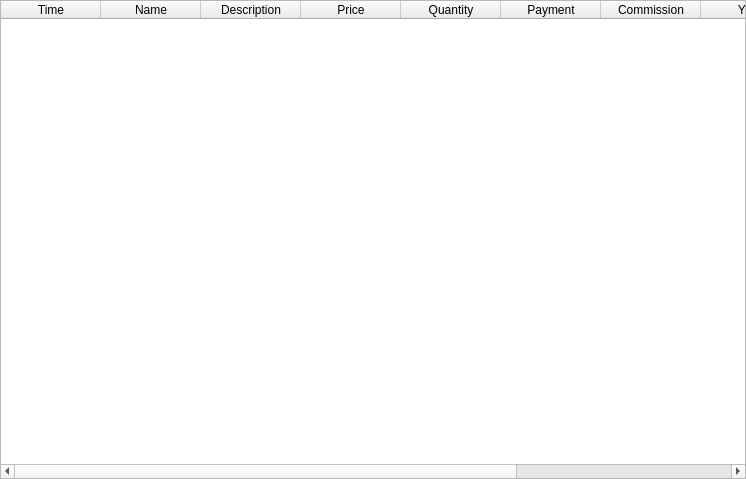
Gris87/TInvestor, file app/src/widgets/operationstablewidget/operationstablewidget.ui: the form before one commit.
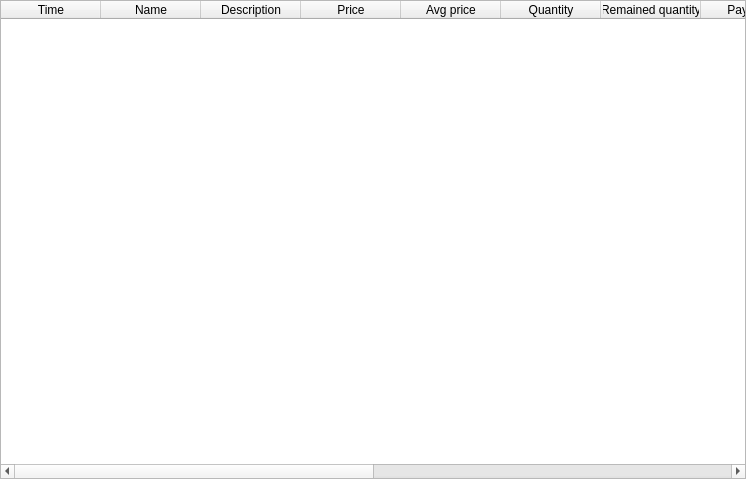
The form after the commit.

Diff of the .ui file:
```diff
--- a/app/src/widgets/operationstablewidget/operationstablewidget.ui
+++ b/app/src/widgets/operationstablewidget/operationstablewidget.ui
@@ -38,7 +38,7 @@
       <enum>QAbstractItemView::SelectionBehavior::SelectRows</enum>
      </property>
      <property name="columnCount">
-      <number>10</number>
+      <number>14</number>
      </property>
      <attribute name="horizontalHeaderShowSortIndicator" stdset="0">
       <bool>true</bool>
@@ -63,11 +63,21 @@
        <string>Price</string>
       </property>
      </column>
+     <column>
+      <property name="text">
+       <string>Avg price</string>
+      </property>
+     </column>
      <column>
       <property name="text">
        <string>Quantity</string>
       </property>
      </column>
+     <column>
+      <property name="text">
+       <string>Remained quantity</string>
+      </property>
+     </column>
      <column>
       <property name="text">
        <string>Payment</string>
@@ -83,6 +93,16 @@
        <string>Yield</string>
       </property>
      </column>
+     <column>
+      <property name="text">
+       <string>Yield with commission</string>
+      </property>
+     </column>
+     <column>
+      <property name="text">
+       <string>Yield with commission (%)</string>
+      </property>
+     </column>
      <column>
       <property name="text">
        <string>Remained money</string>
```
